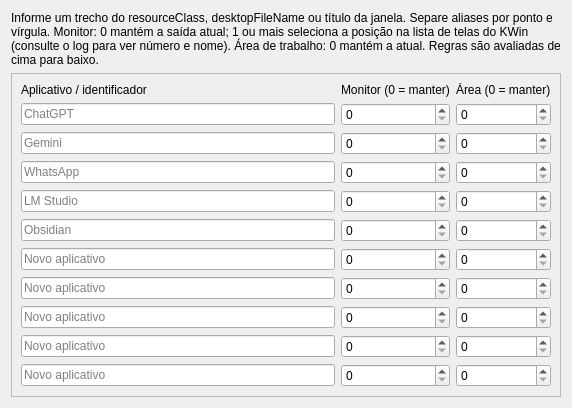
Old version of the form contents/ui/config.ui in the repository idmirjunio/Dalila.
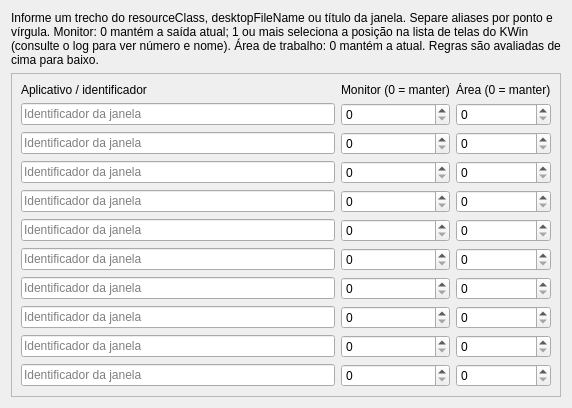
New version of the form.

Commit message: Adiciona estrutura inicial do Dalila com regras de posicionamento de janelas, scripts de instalação e configuração

```diff
--- a/contents/ui/config.ui
+++ b/contents/ui/config.ui
@@ -19,34 +19,34 @@
        <item row="0" column="0"><widget class="QLabel" name="matchHeader"><property name="text"><string>Aplicativo / identificador</string></property></widget></item>
        <item row="0" column="1"><widget class="QLabel" name="monitorHeader"><property name="text"><string>Monitor (0 = manter)</string></property></widget></item>
        <item row="0" column="2"><widget class="QLabel" name="desktopHeader"><property name="text"><string>Área (0 = manter)</string></property></widget></item>
-       <item row="1" column="0"><widget class="QLineEdit" name="kcfg_rule1Match"><property name="placeholderText"><string>ChatGPT</string></property></widget></item>
+       <item row="1" column="0"><widget class="QLineEdit" name="kcfg_rule1Match"><property name="placeholderText"><string>Identificador da janela</string></property></widget></item>
        <item row="1" column="1"><widget class="QSpinBox" name="kcfg_rule1Monitor"><property name="maximum"><number>99</number></property></widget></item>
        <item row="1" column="2"><widget class="QSpinBox" name="kcfg_rule1Desktop"><property name="maximum"><number>99</number></property></widget></item>
-       <item row="2" column="0"><widget class="QLineEdit" name="kcfg_rule2Match"><property name="placeholderText"><string>Gemini</string></property></widget></item>
+       <item row="2" column="0"><widget class="QLineEdit" name="kcfg_rule2Match"><property name="placeholderText"><string>Identificador da janela</string></property></widget></item>
        <item row="2" column="1"><widget class="QSpinBox" name="kcfg_rule2Monitor"><property name="maximum"><number>99</number></property></widget></item>
        <item row="2" column="2"><widget class="QSpinBox" name="kcfg_rule2Desktop"><property name="maximum"><number>99</number></property></widget></item>
-       <item row="3" column="0"><widget class="QLineEdit" name="kcfg_rule3Match"><property name="placeholderText"><string>WhatsApp</string></property></widget></item>
+       <item row="3" column="0"><widget class="QLineEdit" name="kcfg_rule3Match"><property name="placeholderText"><string>Identificador da janela</string></property></widget></item>
        <item row="3" column="1"><widget class="QSpinBox" name="kcfg_rule3Monitor"><property name="maximum"><number>99</number></property></widget></item>
        <item row="3" column="2"><widget class="QSpinBox" name="kcfg_rule3Desktop"><property name="maximum"><number>99</number></property></widget></item>
-       <item row="4" column="0"><widget class="QLineEdit" name="kcfg_rule4Match"><property name="placeholderText"><string>LM Studio</string></property></widget></item>
+       <item row="4" column="0"><widget class="QLineEdit" name="kcfg_rule4Match"><property name="placeholderText"><string>Identificador da janela</string></property></widget></item>
        <item row="4" column="1"><widget class="QSpinBox" name="kcfg_rule4Monitor"><property name="maximum"><number>99</number></property></widget></item>
        <item row="4" column="2"><widget class="QSpinBox" name="kcfg_rule4Desktop"><property name="maximum"><number>99</number></property></widget></item>
-       <item row="5" column="0"><widget class="QLineEdit" name="kcfg_rule5Match"><property name="placeholderText"><string>Obsidian</string></property></widget></item>
+       <item row="5" column="0"><widget class="QLineEdit" name="kcfg_rule5Match"><property name="placeholderText"><string>Identificador da janela</string></property></widget></item>
        <item row="5" column="1"><widget class="QSpinBox" name="kcfg_rule5Monitor"><property name="maximum"><number>99</number></property></widget></item>
        <item row="5" column="2"><widget class="QSpinBox" name="kcfg_rule5Desktop"><property name="maximum"><number>99</number></property></widget></item>
-       <item row="6" column="0"><widget class="QLineEdit" name="kcfg_rule6Match"><property name="placeholderText"><string>Novo aplicativo</string></property></widget></item>
+       <item row="6" column="0"><widget class="QLineEdit" name="kcfg_rule6Match"><property name="placeholderText"><string>Identificador da janela</string></property></widget></item>
        <item row="6" column="1"><widget class="QSpinBox" name="kcfg_rule6Monitor"><property name="maximum"><number>99</number></property></widget></item>
        <item row="6" column="2"><widget class="QSpinBox" name="kcfg_rule6Desktop"><property name="maximum"><number>99</number></property></widget></item>
-       <item row="7" column="0"><widget class="QLineEdit" name="kcfg_rule7Match"><property name="placeholderText"><string>Novo aplicativo</string></property></widget></item>
+       <item row="7" column="0"><widget class="QLineEdit" name="kcfg_rule7Match"><property name="placeholderText"><string>Identificador da janela</string></property></widget></item>
        <item row="7" column="1"><widget class="QSpinBox" name="kcfg_rule7Monitor"><property name="maximum"><number>99</number></property></widget></item>
        <item row="7" column="2"><widget class="QSpinBox" name="kcfg_rule7Desktop"><property name="maximum"><number>99</number></property></widget></item>
-       <item row="8" column="0"><widget class="QLineEdit" name="kcfg_rule8Match"><property name="placeholderText"><string>Novo aplicativo</string></property></widget></item>
+       <item row="8" column="0"><widget class="QLineEdit" name="kcfg_rule8Match"><property name="placeholderText"><string>Identificador da janela</string></property></widget></item>
        <item row="8" column="1"><widget class="QSpinBox" name="kcfg_rule8Monitor"><property name="maximum"><number>99</number></property></widget></item>
        <item row="8" column="2"><widget class="QSpinBox" name="kcfg_rule8Desktop"><property name="maximum"><number>99</number></property></widget></item>
-       <item row="9" column="0"><widget class="QLineEdit" name="kcfg_rule9Match"><property name="placeholderText"><string>Novo aplicativo</string></property></widget></item>
+       <item row="9" column="0"><widget class="QLineEdit" name="kcfg_rule9Match"><property name="placeholderText"><string>Identificador da janela</string></property></widget></item>
        <item row="9" column="1"><widget class="QSpinBox" name="kcfg_rule9Monitor"><property name="maximum"><number>99</number></property></widget></item>
        <item row="9" column="2"><widget class="QSpinBox" name="kcfg_rule9Desktop"><property name="maximum"><number>99</number></property></widget></item>
-       <item row="10" column="0"><widget class="QLineEdit" name="kcfg_rule10Match"><property name="placeholderText"><string>Novo aplicativo</string></property></widget></item>
+       <item row="10" column="0"><widget class="QLineEdit" name="kcfg_rule10Match"><property name="placeholderText"><string>Identificador da janela</string></property></widget></item>
        <item row="10" column="1"><widget class="QSpinBox" name="kcfg_rule10Monitor"><property name="maximum"><number>99</number></property></widget></item>
        <item row="10" column="2"><widget class="QSpinBox" name="kcfg_rule10Desktop"><property name="maximum"><number>99</number></property></widget></item>
       </layout>
```
The commit also changes 12 other files.
